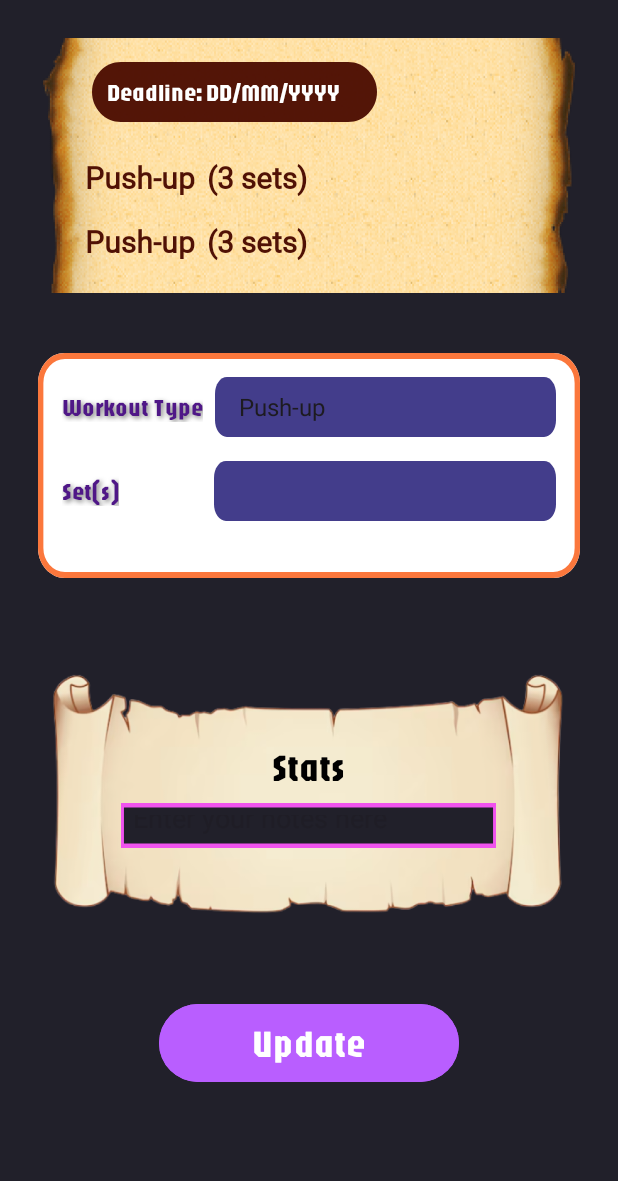
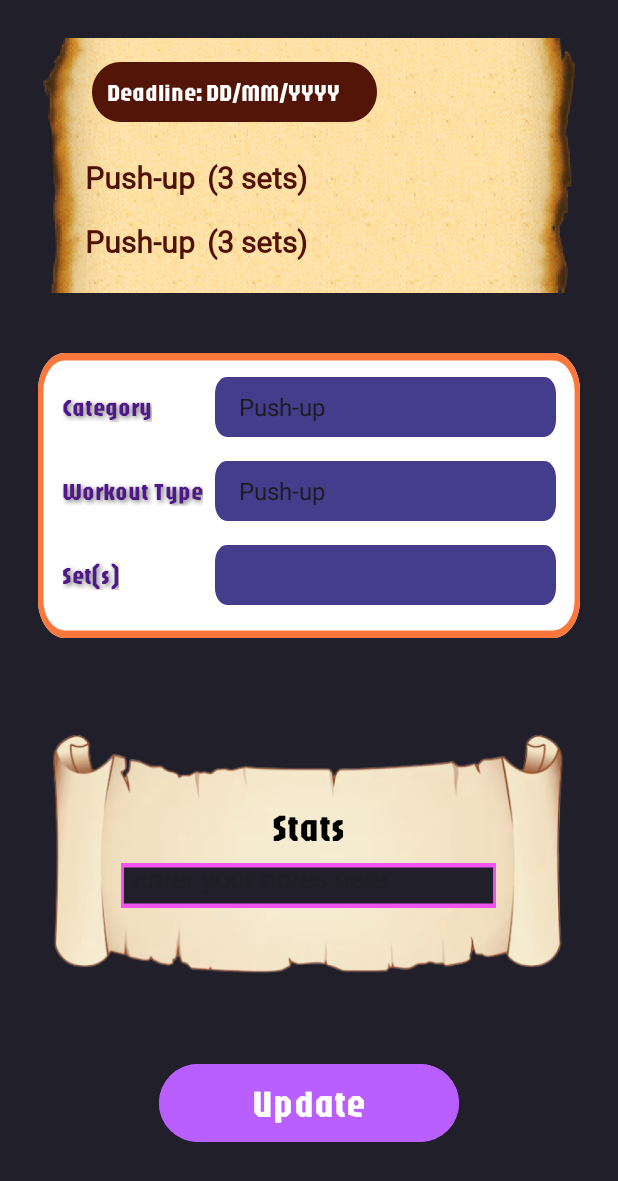
Before and after one commit to akrabDafriz/MURASAKI, an Android app: the ProgressInputActivity screen opened directly, with no data from a screen before it, on a phone screen of 412 x 824 dp. Shown: the top 1181 px of the screen. Run offline under Robolectric (Android 15) with nearby library versions, the phone set to English and light mode, and no system bars; 1 statement that could not run was skipped.

Commit message:
Nambahin dropdown kategori

```diff
--- a/frontend/app/src/main/res/layout/activity_progress_input.xml
+++ b/frontend/app/src/main/res/layout/activity_progress_input.xml
@@ -108,7 +108,7 @@
     <!-- Dropdown Container -->
     <LinearLayout
         android:layout_width="match_parent"
-        android:layout_height="150dp"
+        android:layout_height="190dp"
         android:layout_marginTop="40dp"
         android:layout_marginHorizontal="25dp"
         android:background="@drawable/input_progress_dropdown_bg"
@@ -116,6 +116,37 @@
         android:padding="16dp">
 
         <!-- First Dropdown -->
+        <LinearLayout
+            android:layout_width="match_parent"
+            android:layout_height="wrap_content"
+            android:layout_marginBottom="16dp"
+            android:gravity="center_vertical">
+
+            <TextView
+                android:layout_width="wrap_content"
+                android:layout_height="wrap_content"
+                android:text="Category"
+                android:textSize="16sp"
+                android:layout_marginEnd="8dp"
+                android:textColor="#4F1787"
+                android:shadowColor="#80000000"
+                android:shadowDx="2"
+                android:shadowDy="2"
+                android:shadowRadius="4"
+                android:fontFamily="@font/jaroregularvariablefontopsz"/>
+
+            <Spinner
+                android:id="@+id/workoutCategorySpinner"
+                android:layout_width="0dp"
+                android:layout_height="40dp"
+                android:layout_weight="1"
+                android:layout_marginLeft="34dp"
+                android:background="@drawable/dropdown_bg"
+                android:padding="8dp"
+                android:entries="@array/workout_types_array"
+                android:layout_alignParentEnd="true"/>
+        </LinearLayout>
+
         <LinearLayout
             android:layout_width="match_parent"
             android:layout_height="wrap_content"
@@ -171,9 +202,9 @@
                 android:layout_width="0dp"
                 android:layout_height="40dp"
                 android:layout_weight="1"
-                    android:background="@drawable/dropdown_bg"
+                android:background="@drawable/dropdown_bg"
                 android:padding="8dp"
-                android:layout_marginLeft="55dp"
+                android:layout_marginLeft="56dp"
                 android:layout_alignParentEnd="true"/>
         </LinearLayout>
     </LinearLayout>
```
